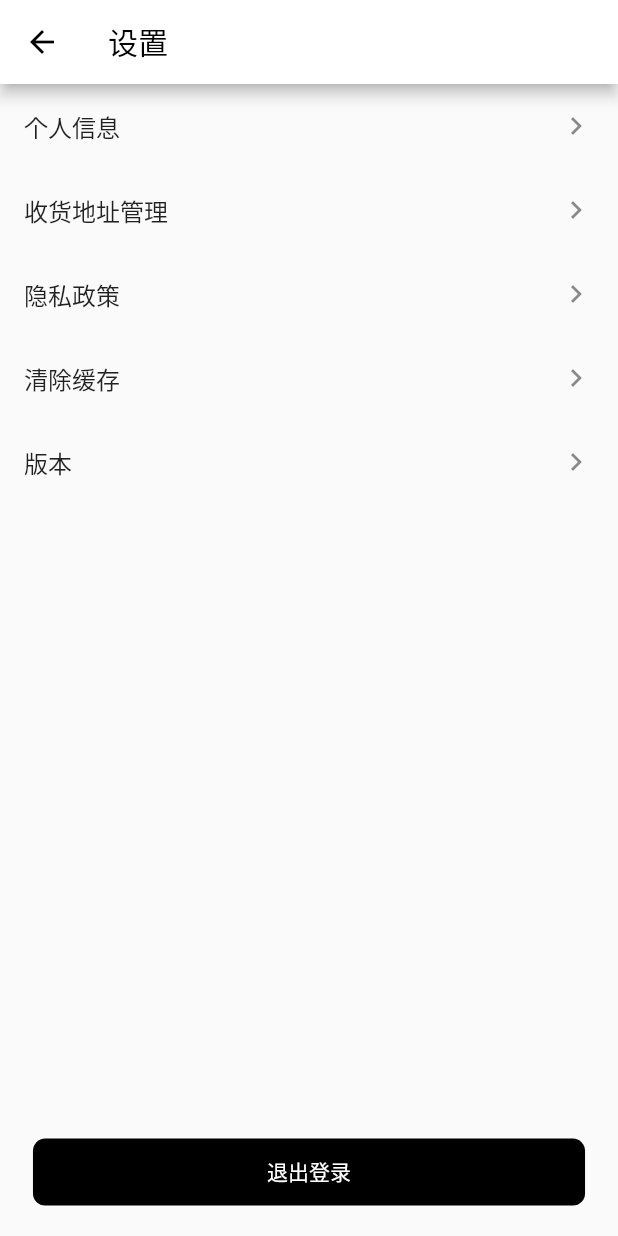
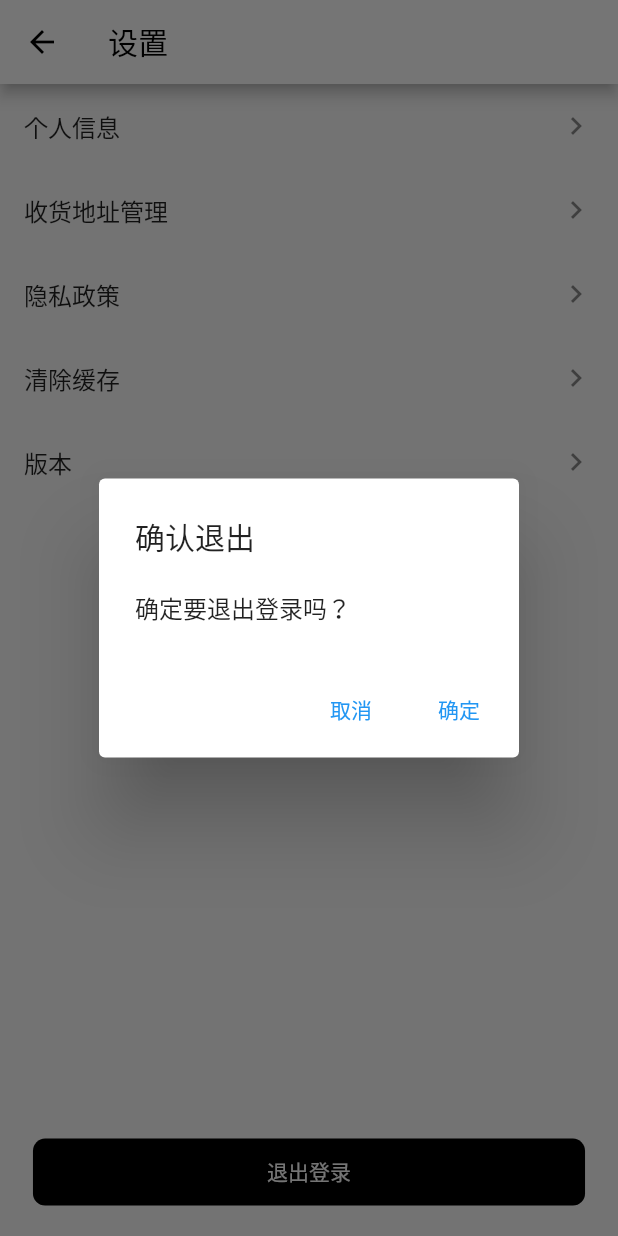
Before and after one commit to ClockCake/flutter_smarthome, a Flutter app: the PersonalSettingWidget screen opened directly, after a tap on "退出登录", on a phone screen of 412 x 824 dp. Run offline on Flutter 3.47's test engine with Material 2 defaults, Android fonts, the phone set to English and light mode, and no system bars; drawn by our look-alikes of oktoast; our stand-ins replace cached_network_image, card_swiper, contained_tab_bar_view, dio, flashy_tab_bar2, flutter_easyloading and 2 more; missing offline and left inert: flutter_infinite_marquee, gif_view; accounts and stored records are empty; network calls fail.

Commit message:
feat：游客登录、登录逻辑处理

```diff
--- a/lib/controllers/personal_setting.dart
+++ b/lib/controllers/personal_setting.dart
@@ -1,5 +1,9 @@
 import 'package:flutter/material.dart';
 import 'package:flutter_screenutil/flutter_screenutil.dart';
+import 'package:flutter_smarthome/models/user_model.dart';
+import 'package:flutter_smarthome/network/api_manager.dart';
+import 'package:flutter_smarthome/utils/user_manager.dart';
+import 'package:oktoast/oktoast.dart';
 import './personal_info.dart';
 class PersonalSettingWidget extends StatefulWidget {
   const PersonalSettingWidget({super.key});
@@ -61,6 +65,7 @@ class _PersonalSettingWidgetState extends State<PersonalSettingWidget> {
             InkWell(
               onTap: () {
                 //退出登录
+               _logout();
               },
               child: Container(
                 decoration: BoxDecoration(
@@ -79,4 +84,51 @@ class _PersonalSettingWidgetState extends State<PersonalSettingWidget> {
       )
     );
   }
+
+  //退出登录
+  Future<void> _logout() async {
+    // 显示确认对话框
+    final bool? confirm = await showDialog<bool>(
+      context: context,
+      builder: (BuildContext context) {
+        return AlertDialog(
+          title: const Text('确认退出'),
+          content: const Text('确定要退出登录吗？'),
+          actions: <Widget>[
+            TextButton(
+              onPressed: () => Navigator.of(context).pop(false),
+              child: const Text('取消'),
+            ),
+            TextButton(
+              onPressed: () => Navigator.of(context).pop(true),
+              child: const Text('确定'),
+            ),
+          ],
+        );
+      },
+    );
+
+    if (confirm != true) return;
+    final user = UserManager.instance.user;
+    print(user);
+    try {
+      final apiManager = ApiManager();
+      final response = await apiManager.delete(
+        '/api/login/logout',
+        data: null,
+      );
+
+      if (response != null) {
+        await UserManager.instance.clearUser();
+        showToast('退出登录成功');
+
+        if (context.mounted) {
+          Navigator.of(context).pop(true);
+        }
+      }
+    } catch (e) {
+      showToast('退出登录失败: ${e.toString()}');
+    }
+  }
+
 }
--- /dev/null
+++ b/lib/utils/global.dart
@@ -0,0 +1,4 @@
+import 'package:flutter/material.dart';
+
+// 导出 main.dart 中定义的 navigatorKey
+final GlobalKey<NavigatorState> navigatorKey = GlobalKey<NavigatorState>();
```
Also changed, not shown: lib/controllers/discover_recommend.dart (+4 -6 lines), lib/controllers/login_page.dart (+16 -0 lines), lib/controllers/personal_home.dart (+16 -5 lines), lib/controllers/personal_info.dart (+37 -0 lines), lib/main.dart (+14 -0 lines), lib/network/api_manager.dart (+49 -6 lines), lib/utils/network_image_helper.dart (added, +84 -0 lines), lib/utils/user_manager.dart (+60 -16 lines).
